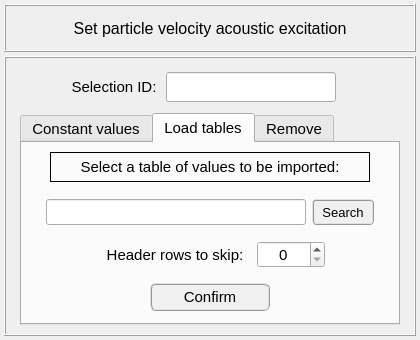
MOPT-UFSC/VIBRA, file data/ui_files/model/acoustic/particle_velocity_input.ui: the form before one commit.
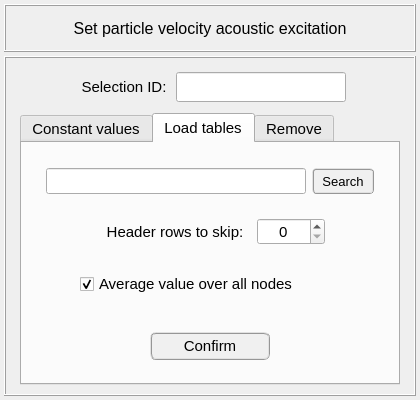
The form after the commit. The open tabs and pages were chosen to show the change.

The edit to the form file:
```diff
--- a/data/ui_files/model/acoustic/particle_velocity_input.ui
+++ b/data/ui_files/model/acoustic/particle_velocity_input.ui
@@ -10,7 +10,7 @@
     <x>0</x>
     <y>0</y>
     <width>420</width>
-    <height>340</height>
+    <height>400</height>
    </rect>
   </property>
   <property name="sizePolicy">
@@ -22,13 +22,13 @@
   <property name="minimumSize">
    <size>
     <width>420</width>
-    <height>340</height>
+    <height>400</height>
    </size>
   </property>
   <property name="maximumSize">
    <size>
     <width>420</width>
-    <height>500</height>
+    <height>400</height>
    </size>
   </property>
   <property name="font">
@@ -143,7 +143,7 @@
         </property>
         <property name="maximumSize">
          <size>
-          <width>360</width>
+          <width>380</width>
           <height>40</height>
          </size>
         </property>
@@ -734,182 +734,6 @@
            <number>2</number>
           </property>
           <item row="0" column="0">
-           <widget class="QFrame" name="frame_16">
-            <property name="minimumSize">
-             <size>
-              <width>260</width>
-              <height>36</height>
-             </size>
-            </property>
-            <property name="maximumSize">
-             <size>
-              <width>400</width>
-              <height>36</height>
-             </size>
-            </property>
-            <property name="frameShape">
-             <enum>QFrame::NoFrame</enum>
-            </property>
-            <property name="frameShadow">
-             <enum>QFrame::Raised</enum>
-            </property>
-            <layout class="QGridLayout" name="gridLayout_15">
-             <property name="leftMargin">
-              <number>2</number>
-             </property>
-             <property name="topMargin">
-              <number>2</number>
-             </property>
-             <property name="rightMargin">
-              <number>2</number>
-             </property>
-             <property name="bottomMargin">
-              <number>2</number>
-             </property>
-             <property name="spacing">
-              <number>2</number>
-             </property>
-             <item row="0" column="0">
-              <widget class="QLabel" name="label_19">
-               <property name="enabled">
-                <bool>true</bool>
-               </property>
-               <property name="minimumSize">
-                <size>
-                 <width>0</width>
-                 <height>30</height>
-                </size>
-               </property>
-               <property name="maximumSize">
-                <size>
-                 <width>320</width>
-                 <height>30</height>
-                </size>
-               </property>
-               <property name="font">
-                <font>
-                 <family>MS Shell Dlg 2</family>
-                 <pointsize>11</pointsize>
-                 <weight>50</weight>
-                 <italic>false</italic>
-                 <bold>false</bold>
-                </font>
-               </property>
-               <property name="frameShape">
-                <enum>QFrame::Box</enum>
-               </property>
-               <property name="text">
-                <string>Select a table of values to be imported:</string>
-               </property>
-               <property name="alignment">
-                <set>Qt::AlignCenter</set>
-               </property>
-              </widget>
-             </item>
-            </layout>
-           </widget>
-          </item>
-          <item row="2" column="0">
-           <widget class="QFrame" name="frame_11">
-            <property name="minimumSize">
-             <size>
-              <width>260</width>
-              <height>40</height>
-             </size>
-            </property>
-            <property name="maximumSize">
-             <size>
-              <width>400</width>
-              <height>40</height>
-             </size>
-            </property>
-            <property name="frameShape">
-             <enum>QFrame::NoFrame</enum>
-            </property>
-            <property name="frameShadow">
-             <enum>QFrame::Raised</enum>
-            </property>
-            <layout class="QGridLayout" name="gridLayout_14">
-             <property name="leftMargin">
-              <number>2</number>
-             </property>
-             <property name="topMargin">
-              <number>2</number>
-             </property>
-             <property name="rightMargin">
-              <number>2</number>
-             </property>
-             <property name="bottomMargin">
-              <number>2</number>
-             </property>
-             <property name="spacing">
-              <number>2</number>
-             </property>
-             <item row="0" column="2">
-              <widget class="QSpinBox" name="spinBox">
-               <property name="alignment">
-                <set>Qt::AlignCenter</set>
-               </property>
-               <property name="maximum">
-                <number>10</number>
-               </property>
-              </widget>
-             </item>
-             <item row="0" column="1">
-              <widget class="QLabel" name="label_9">
-               <property name="minimumSize">
-                <size>
-                 <width>160</width>
-                 <height>25</height>
-                </size>
-               </property>
-               <property name="maximumSize">
-                <size>
-                 <width>160</width>
-                 <height>25</height>
-                </size>
-               </property>
-               <property name="font">
-                <font>
-                 <family>MS Shell Dlg 2</family>
-                 <pointsize>11</pointsize>
-                 <weight>50</weight>
-                 <italic>false</italic>
-                 <bold>false</bold>
-                </font>
-               </property>
-               <property name="text">
-                <string>Header rows to skip:</string>
-               </property>
-               <property name="alignment">
-                <set>Qt::AlignCenter</set>
-               </property>
-              </widget>
-             </item>
-             <item row="0" column="0">
-              <widget class="QFrame" name="frame_12">
-               <property name="frameShape">
-                <enum>QFrame::NoFrame</enum>
-               </property>
-               <property name="frameShadow">
-                <enum>QFrame::Raised</enum>
-               </property>
-              </widget>
-             </item>
-             <item row="0" column="3">
-              <widget class="QFrame" name="frame_13">
-               <property name="frameShape">
-                <enum>QFrame::NoFrame</enum>
-               </property>
-               <property name="frameShadow">
-                <enum>QFrame::Raised</enum>
-               </property>
-              </widget>
-             </item>
-            </layout>
-           </widget>
-          </item>
-          <item row="1" column="0">
            <widget class="QFrame" name="frame_9">
             <property name="minimumSize">
              <size>
@@ -1039,6 +863,165 @@
                </property>
               </widget>
              </item>
+             <item row="0" column="0">
+              <widget class="QFrame" name="frame_18">
+               <property name="frameShape">
+                <enum>QFrame::NoFrame</enum>
+               </property>
+               <property name="frameShadow">
+                <enum>QFrame::Raised</enum>
+               </property>
+              </widget>
+             </item>
+            </layout>
+           </widget>
+          </item>
+          <item row="2" column="0">
+           <widget class="QFrame" name="frame_21">
+            <property name="frameShape">
+             <enum>QFrame::NoFrame</enum>
+            </property>
+            <property name="frameShadow">
+             <enum>QFrame::Raised</enum>
+            </property>
+            <layout class="QGridLayout" name="gridLayout_17">
+             <property name="leftMargin">
+              <number>0</number>
+             </property>
+             <property name="topMargin">
+              <number>0</number>
+             </property>
+             <property name="rightMargin">
+              <number>0</number>
+             </property>
+             <property name="bottomMargin">
+              <number>0</number>
+             </property>
+             <property name="spacing">
+              <number>0</number>
+             </property>
+             <item row="0" column="0">
+              <widget class="QCheckBox" name="checkBox_averaged_table_values">
+               <property name="minimumSize">
+                <size>
+                 <width>260</width>
+                 <height>0</height>
+                </size>
+               </property>
+               <property name="maximumSize">
+                <size>
+                 <width>260</width>
+                 <height>16777215</height>
+                </size>
+               </property>
+               <property name="text">
+                <string>Average value over all nodes</string>
+               </property>
+               <property name="checked">
+                <bool>true</bool>
+               </property>
+              </widget>
+             </item>
+            </layout>
+           </widget>
+          </item>
+          <item row="1" column="0">
+           <widget class="QFrame" name="frame_11">
+            <property name="minimumSize">
+             <size>
+              <width>260</width>
+              <height>40</height>
+             </size>
+            </property>
+            <property name="maximumSize">
+             <size>
+              <width>400</width>
+              <height>40</height>
+             </size>
+            </property>
+            <property name="frameShape">
+             <enum>QFrame::NoFrame</enum>
+            </property>
+            <property name="frameShadow">
+             <enum>QFrame::Raised</enum>
+            </property>
+            <layout class="QGridLayout" name="gridLayout_14">
+             <property name="leftMargin">
+              <number>2</number>
+             </property>
+             <property name="topMargin">
+              <number>2</number>
+             </property>
+             <property name="rightMargin">
+              <number>2</number>
+             </property>
+             <property name="bottomMargin">
+              <number>2</number>
+             </property>
+             <property name="spacing">
+              <number>2</number>
+             </property>
+             <item row="0" column="2">
+              <widget class="QSpinBox" name="spinBox">
+               <property name="alignment">
+                <set>Qt::AlignCenter</set>
+               </property>
+               <property name="maximum">
+                <number>10</number>
+               </property>
+              </widget>
+             </item>
+             <item row="0" column="1">
+              <widget class="QLabel" name="label_9">
+               <property name="minimumSize">
+                <size>
+                 <width>160</width>
+                 <height>25</height>
+                </size>
+               </property>
+               <property name="maximumSize">
+                <size>
+                 <width>160</width>
+                 <height>25</height>
+                </size>
+               </property>
+               <property name="font">
+                <font>
+                 <family>MS Shell Dlg 2</family>
+                 <pointsize>11</pointsize>
+                 <weight>50</weight>
+                 <italic>false</italic>
+                 <bold>false</bold>
+                </font>
+               </property>
+               <property name="text">
+                <string>Header rows to skip:</string>
+               </property>
+               <property name="alignment">
+                <set>Qt::AlignCenter</set>
+               </property>
+              </widget>
+             </item>
+             <item row="0" column="0">
+              <widget class="QFrame" name="frame_12">
+               <property name="frameShape">
+                <enum>QFrame::NoFrame</enum>
+               </property>
+               <property name="frameShadow">
+                <enum>QFrame::Raised</enum>
+               </property>
+              </widget>
+             </item>
+             <item row="0" column="3">
+              <widget class="QFrame" name="frame_13">
+               <property name="frameShape">
+                <enum>QFrame::NoFrame</enum>
+               </property>
+               <property name="frameShadow">
+                <enum>QFrame::Raised</enum>
+               </property>
+              </widget>
+             </item>
             </layout>
            </widget>
           </item>
@@ -1053,7 +1036,7 @@
             <property name="maximumSize">
              <size>
               <width>400</width>
-              <height>40</height>
+              <height>100</height>
              </size>
             </property>
             <property name="frameShape">
```
Left out of the diff: 83 changed lines with no effect on the pictures.
